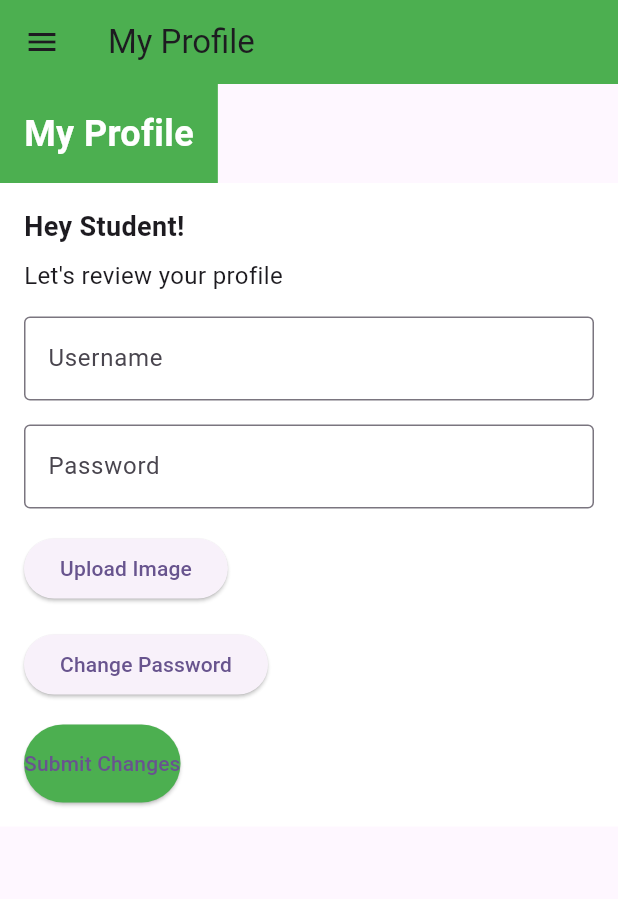
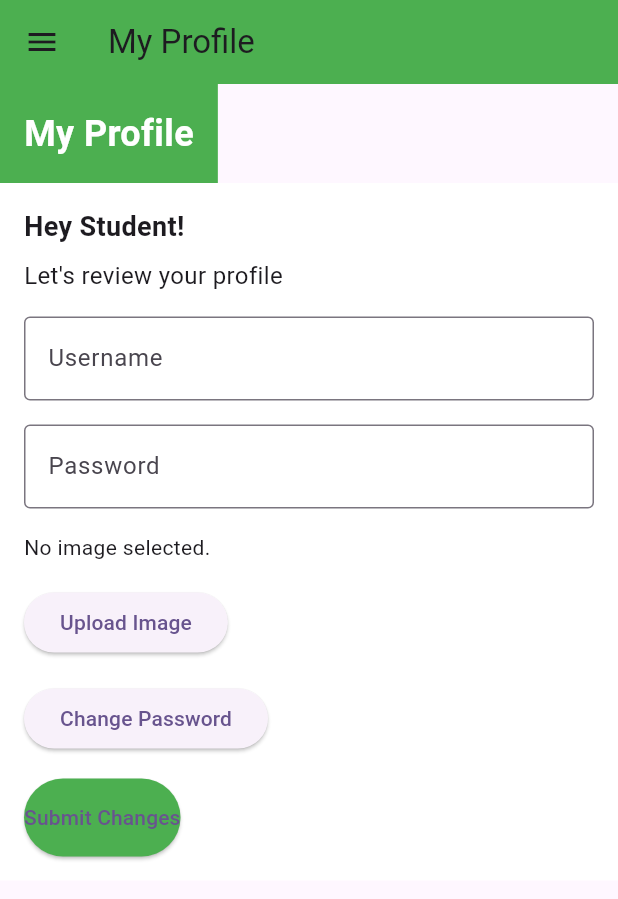
Before and after one commit to EmilySamigramni/WILflutterMobilev1, a Flutter app: the MyProfilePage screen opened by its route, on a phone screen of 412 x 824 dp. Shown: the top 899 px of the screen. Run offline on Flutter 3.47's test engine with Material 3 defaults, Android fonts, the phone set to English and light mode, and no system bars; our stand-ins replace image_picker.

Commit message:
Third commit : Allows user to upload image and all navigation is integrated

```diff
--- a/lib/my_profile_page.dart
+++ b/lib/my_profile_page.dart
@@ -1,7 +1,27 @@
 import 'package:flutter/material.dart';
+import 'package:image_picker/image_picker.dart';
+import 'dart:io'; // Import for File class
 
-class MyProfilePage extends StatelessWidget {
+class MyProfilePage extends StatefulWidget {
   const MyProfilePage({super.key});
+
+  @override
+  _MyProfilePageState createState() => _MyProfilePageState();
+}
+
+class _MyProfilePageState extends State<MyProfilePage> {
+  File? _image; // Private field to store the selected image
+
+  // Function to pick an image from the gallery
+  Future<void> _pickImage() async {
+    final picker = ImagePicker();
+    final pickedImage = await picker.pickImage(source: ImageSource.gallery);
+    if (pickedImage != null) {
+      setState(() {
+        _image = File(pickedImage.path); // Set the image file
+      });
+    }
+  }
 
   @override
   Widget build(BuildContext context) {
@@ -22,12 +42,6 @@ class MyProfilePage extends StatelessWidget {
                   fontSize: 24,
                 ),
               ),
-            ),
-            ListTile(
-              title: const Text('Settings'),
-              onTap: () {
-                Navigator.pushNamed(context, '/settings'); // Update route if needed
-              },
             ),
             ListTile(
               title: const Text('My Profile'),
@@ -115,10 +129,12 @@ class MyProfilePage extends StatelessWidget {
                   ),
                 ),
                 const SizedBox(height: 16.0),
+                _image == null
+                    ? const Text('No image selected.')
+                    : Image.file(_image!, height: 150, width: 150),
+                const SizedBox(height: 16.0),
                 ElevatedButton(
-                  onPressed: () {
-                    // Upload image logic
-                  },
+                  onPressed: _pickImage,
                   child: const Text('Upload Image'),
                 ),
                 const SizedBox(height: 16.0),
--- a/pubspec.yaml
+++ b/pubspec.yaml
@@ -11,7 +11,8 @@ dependencies:
   flutter:
     sdk: flutter
   cupertino_icons: ^1.0.8
-  charts_flutter: ^0.12.0 # Ensure the version is correct
+  charts_flutter: ^0.12.0
+  image_picker: ^0.8.5+3  # Make sure this line is included
 
 dev_dependencies:
   flutter_test:
```
Also changed, not shown: lib/register_page.dart (+52 -3 lines), pubspec.lock, 5 other files.
